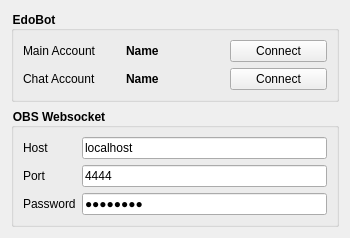
First picture: the form in data/designer/settings.ui, repository edoren/EdoBot, before the edit.
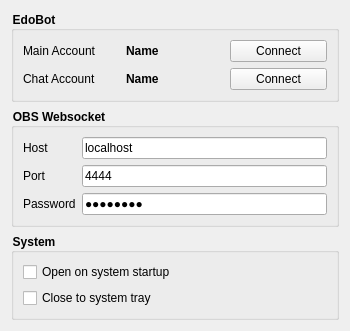
Second picture: the form after the edit.

Commit message: Added system tray option to close the app to the system tray

What changed in the file:
```diff
--- a/data/designer/settings.ui
+++ b/data/designer/settings.ui
@@ -7,7 +7,7 @@
     <x>0</x>
     <y>0</y>
     <width>350</width>
-    <height>218</height>
+    <height>297</height>
    </rect>
   </property>
   <property name="minimumSize">
@@ -160,6 +160,32 @@
      </layout>
     </widget>
    </item>
+   <item>
+    <widget class="QGroupBox" name="groupBox">
+     <property name="styleSheet">
+      <string notr="true">QGroupBox { font-weight: bold; }</string>
+     </property>
+     <property name="title">
+      <string>System</string>
+     </property>
+     <layout class="QVBoxLayout" name="verticalLayout_2">
+      <item>
+       <widget class="QCheckBox" name="system_startup_check_box">
+        <property name="text">
+         <string>Open on system startup</string>
+        </property>
+       </widget>
+      </item>
+      <item>
+       <widget class="QCheckBox" name="system_tray_check_box">
+        <property name="text">
+         <string>Close to system tray</string>
+        </property>
+       </widget>
+      </item>
+     </layout>
+    </widget>
+   </item>
   </layout>
  </widget>
  <resources/>
```
The commit also changes 2 other files.
